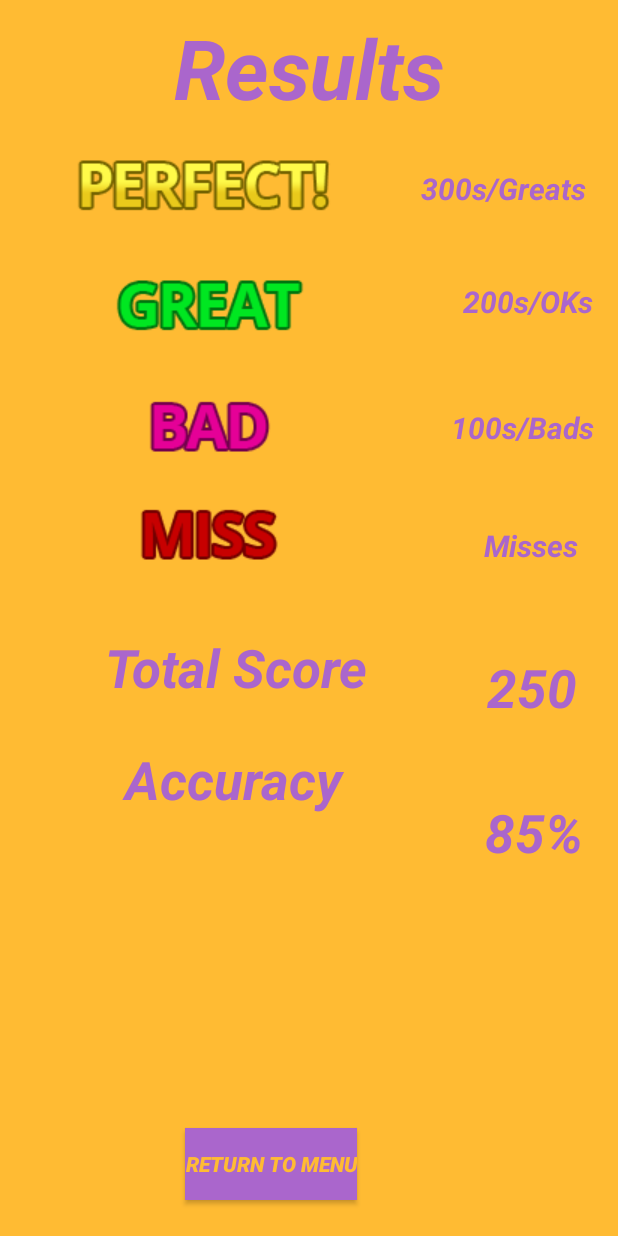
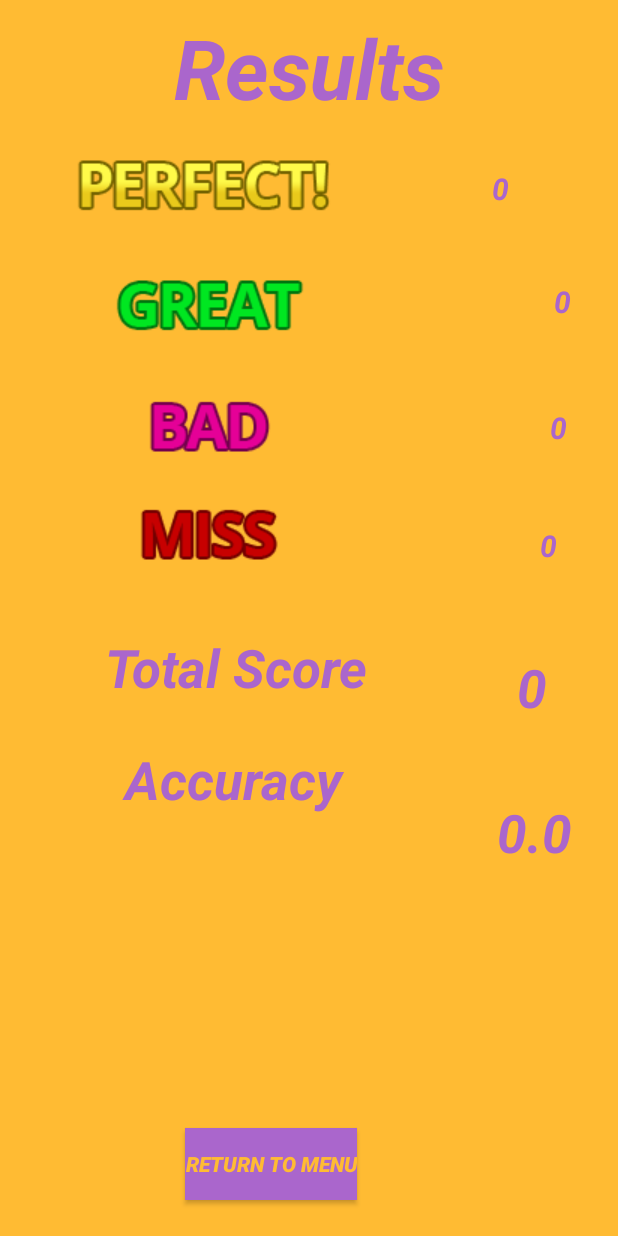
Before and after one commit to IsaacEarnest/TapTap, an Android app: the ScoreActivity screen opened directly, with no data from a screen before it, on a phone screen of 412 x 824 dp. Run offline under Robolectric (Android 15) with nearby library versions, the phone set to English and light mode, and no system bars; network calls fail.

Commit message:
Update
Fixed margins and commented out tags for Unit Testing purposes, fixed String assignments to TextViews in GameActivity, changed updateAccuracy based on Unit Testing, worked on ScoreActivity, added to Unit Tests, and got rid of a Unit Test class that wasnt being used.

```diff
--- a/app/src/main/java/com/example/osumania/GameActivity.java
+++ b/app/src/main/java/com/example/osumania/GameActivity.java
@@ -202,10 +202,10 @@ public class GameActivity extends AppCompatActivity {
         if (!g.wasTest(keyPos)){
             comboCount++;
             score ++;
-            userScore.setText(Integer.toString(score));
+            userScore.setText(String.valueOf(score));
         }
-        combo.setText(""+comboCount);
-        userScore.setText(""+Score.getAccuracy()+"%");
+        combo.setText(String.valueOf(comboCount));
+        userScore.setText(String.valueOf(Score.getAccuracy())+"%");
     }
 
     private void moveNote(int speed) {
--- a/app/src/main/java/com/example/osumania/ScoreActivity.java
+++ b/app/src/main/java/com/example/osumania/ScoreActivity.java
@@ -6,21 +6,30 @@ import android.os.Bundle;
 import android.util.Log;
 import android.view.View;
 import android.widget.Button;
+import android.widget.TextView;
 
 public class ScoreActivity extends AppCompatActivity {
     private static final String TAG = "ScoreActivity";
 
-    int great, okay, bad, miss;
+    int great, ok, bad, miss, total;
     double accuracy;
+    Score score;
 
-    ScoreActivity(){
-
-    }
+    TextView greatScore;
+    TextView okScore;
+    TextView badScore;
+    TextView missScore;
+    TextView totalScore;
+    TextView accuracyPercentage;
 
     @Override
     protected void onCreate(Bundle savedInstanceState) {
         super.onCreate(savedInstanceState);
+        score = new Score();
         setContentView(R.layout.activity_score);
+        initTextViews();
+        initVariables();
+        populateViews();
         initOnClickListener();
     }
 
@@ -35,7 +44,21 @@ public class ScoreActivity extends AppCompatActivity {
     }
 
     void initTextViews(){
+        greatScore = findViewById(R.id.greatScore);
+        okScore = findViewById(R.id.okScore);
+        badScore = findViewById(R.id.badScore);
+        missScore = findViewById(R.id.missScore);
+        totalScore = findViewById(R.id.totalScore);
+        accuracyPercentage = findViewById(R.id.accuracy);
+    }
 
+    void initVariables(){
+        great = score.getTotalGreats();
+        ok = score.getTotalOks();
+        bad = score.getTotalBads();
+        miss = score.getTotalMisses();
+        total = score.getTotalNotesHit();
+        accuracy = score.getAccuracy();
     }
 
     private void toMainMenu(){
@@ -45,4 +68,13 @@ public class ScoreActivity extends AppCompatActivity {
     }
 
 
+    void populateViews(){
+        greatScore.setText(String.valueOf(great));
+        okScore.setText(String.valueOf(ok));
+        badScore.setText(String.valueOf(bad));
+        missScore.setText(String.valueOf(miss));
+        totalScore.setText(String.valueOf(total));
+        accuracyPercentage.setText(String.valueOf(accuracy));
+    }
+
 }
```
Also changed, not shown: app/src/main/java/com/example/osumania/Game.java (+10 -11 lines), app/src/main/java/com/example/osumania/Score.java (+7 -7 lines), 2 other files.
